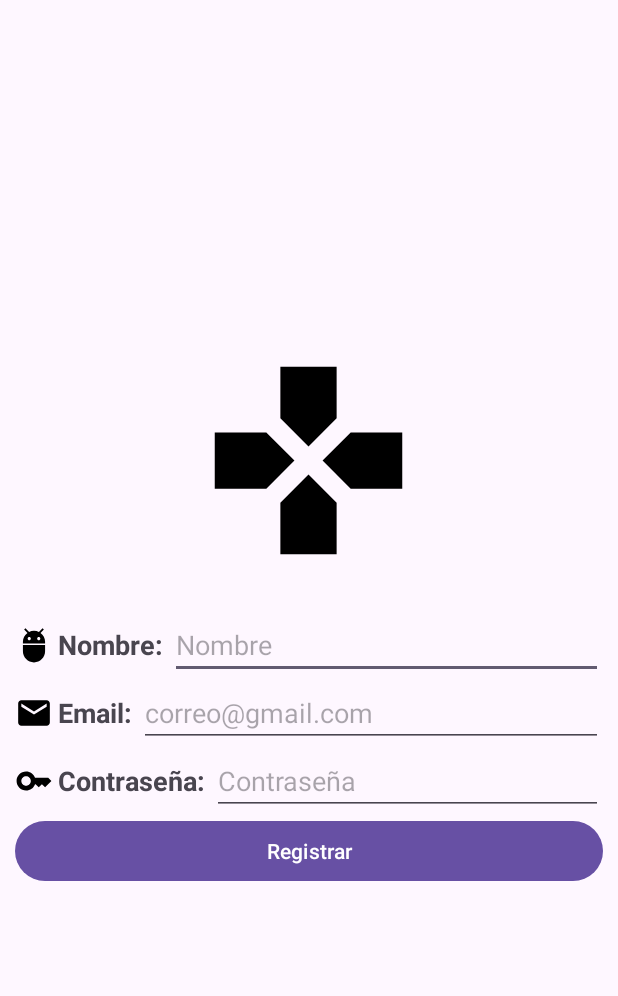
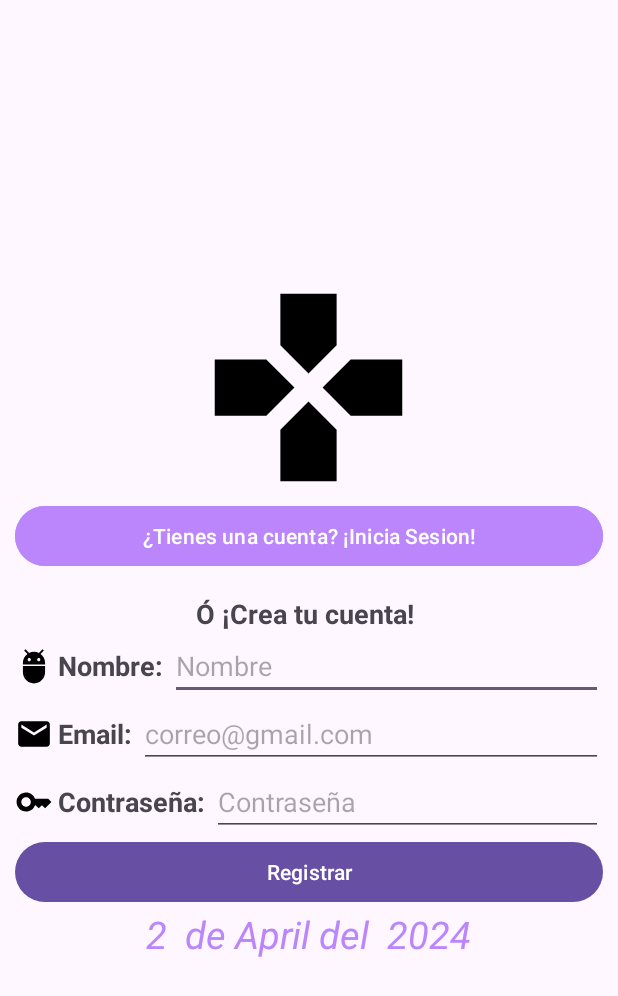
Before and after one commit to AdairPonceuwu/Mobile-Applications-Project, an Android app: the screen it shows after launch (LoginActivity before the commit, RegisterActivity after it), on a phone screen of 412 x 824 dp. Shown: the top 996 px of the screen. Run offline under Robolectric (Android 15) with nearby library versions, the phone set to English and light mode, and no system bars; our stand-ins replace Firebase (no records; nobody signed in at launch, a user with empty details on screens opened directly).

Commit message:
Puliendo login y sign

```diff
--- /dev/null
+++ b/app/src/main/java/com/example/mobile_applications_project/RegisterActivity.java
@@ -0,0 +1,166 @@
+package com.example.mobile_applications_project;
+
+import android.app.ProgressDialog;
+import android.content.Intent;
+import android.os.Bundle;
+import android.util.Patterns;
+import android.view.View;
+import android.widget.Button;
+import android.widget.EditText;
+import android.widget.TextView;
+import android.widget.Toast;
+
+import androidx.activity.EdgeToEdge;
+import androidx.annotation.NonNull;
+import androidx.appcompat.app.AppCompatActivity;
+import androidx.core.graphics.Insets;
+import androidx.core.view.ViewCompat;
+import androidx.core.view.WindowInsetsCompat;
+
+import com.google.android.gms.tasks.OnCompleteListener;
+import com.google.android.gms.tasks.OnFailureListener;
+import com.google.android.gms.tasks.Task;
+import com.google.firebase.auth.AuthResult;
+import com.google.firebase.auth.FirebaseAuth;
+import com.google.firebase.auth.FirebaseUser;
+import com.google.firebase.database.DatabaseReference;
+import com.google.firebase.database.FirebaseDatabase;
+
+import java.text.SimpleDateFormat;
+import java.util.Date;
+import java.util.HashMap;
+
+public class RegisterActivity extends AppCompatActivity {
+    //Registro
+    EditText mTextName;
+    EditText mTextEmail;
+    EditText mTextPassword;
+
+    TextView mTextFecha;
+
+    Button mButtonLogin;
+
+    Button mButtonRegister;
+    //Registro
+
+    //Firebase
+    FirebaseAuth mAuth;
+    FirebaseDatabase mDatabase;
+
+    ProgressDialog mProgress;
+
+    @Override
+    protected void onCreate(Bundle savedInstanceState) {
+        super.onCreate(savedInstanceState);
+        EdgeToEdge.enable(this);
+        setContentView(R.layout.activity_register);
+        ViewCompat.setOnApplyWindowInsetsListener(findViewById(R.id.main), (v, insets) -> {
+            Insets systemBars = insets.getInsets(WindowInsetsCompat.Type.systemBars());
+            v.setPadding(systemBars.left, systemBars.top, systemBars.right, systemBars.bottom);
+            return insets;
+        });
+
+        //Registro
+        mTextName = findViewById(R.id.textName);
+        mTextEmail = findViewById(R.id.textEmail);
+        mTextPassword = findViewById(R.id.textPassword);
+
+        mTextFecha = findViewById(R.id.textFecha);
+
+        mButtonLogin = findViewById(R.id.btnLogin);
+        mButtonRegister = findViewById(R.id.btnRegister);
+
+        //Registro
+
+        mAuth = FirebaseAuth.getInstance();
+        mDatabase = FirebaseDatabase.getInstance();
+
+
+        Date mDate = new Date();
+        SimpleDateFormat mFecha = new SimpleDateFormat("d ' de 'MMMM' del ' yyyy");
+        final String StringFecha = mFecha.format(mDate);
+        mTextFecha.setText(StringFecha);
+
+        mButtonLogin.setOnClickListener(new View.OnClickListener() {
+            @Override
+            public void onClick(View v) {
+                Intent intent = new Intent(RegisterActivity.this, LoginActivity.class);
+                startActivity(intent);
+            }
+        });
+
+
+
+        mButtonRegister.setOnClickListener(new View.OnClickListener() {
+            @Override
+            public void onClick(View v) {
+                String name = mTextName.getText().toString();
+                String email = mTextEmail.getText().toString();
+                String pass = mTextPassword.getText().toString();
+                String fecha = mTextFecha.getText().toString();
+                //Validar el correo electronico
+                if(!Patterns.EMAIL_ADDRESS.matcher(email).matches()){
+                    mTextEmail.setError("Correo Invalido");
+                    mTextEmail.setFocusable(true);
+                    //Validar la contraseña
+                }else if(mTextPassword.length()>6){
+                    mTextPassword.setError("Su contraseña debe de tener al menos 6 caracteres");
+                    mTextEmail.setFocusable(true);
+                } else{
+                    RegistrarJugador(email,pass);
+                }
+
+
+            }
+        });
+        mProgress = new ProgressDialog(RegisterActivity.this);
+        mProgress.setMessage("Registrando, porfavor espere un momento");
+        mProgress.setCancelable(false);
+    }
+
+    private void RegistrarJugador(String email, String pass) {
+        mProgress.show();
+        mAuth.createUserWithEmailAndPassword(email, pass).addOnCompleteListener(new OnCompleteListener<AuthResult>() {
+                    @Override
+                    public void onComplete(@NonNull Task<AuthResult> task) {
+                        if(task.isSuccessful()){
+                            mProgress.dismiss();
+                            FirebaseUser mUser = mAuth.getCurrentUser();
+                            int contador = 0;
+                            assert mUser != null;
+                            String uidString = mUser.getUid();
+                            String nombre = mTextName.getText().toString();
+                            String correo = mTextEmail.getText().toString();
+                            String fechaRegistro = mTextFecha.getText().toString();
+                            String contrasena = mTextPassword.getText().toString();
+
+
+                            HashMap<Object, Object> DatosJugador = new HashMap<>();
+                            DatosJugador.put("Uid", uidString);
+                            DatosJugador.put("Nombre", nombre);
+                            DatosJugador.put("Email", correo);
+                            DatosJugador.put("Fecha Registro", fechaRegistro);
+                            DatosJugador.put("Contraseña", contrasena);
+
+                            FirebaseDatabase mDatabase = FirebaseDatabase.getInstance();
+                            DatabaseReference mReference = mDatabase.getReference("Datos de mi juego");
+                            mReference.child(uidString).setValue(DatosJugador);
+                            startActivity(new Intent(RegisterActivity.this, MainActivity.class));
+                            Toast.makeText(RegisterActivity.this, "Success Register", Toast.LENGTH_SHORT).show();
+                            finish();
+                        }else{
+                            mProgress.dismiss();
+                            Toast.makeText(RegisterActivity.this, "Deny Register", Toast.LENGTH_SHORT).show();
+                        }
+                    }
+                })
+                //Falla el registro de usuario
+                .addOnFailureListener(new OnFailureListener() {
+                    @Override
+                    public void onFailure(@NonNull Exception e) {
+                        Toast.makeText(RegisterActivity.this, " "+e.getMessage(),Toast.LENGTH_SHORT).show();
+                    }
+                });
+
+    }
+}
--- /dev/null
+++ b/app/src/main/res/drawable/ic_login.xml
@@ -0,0 +1,5 @@
+<vector xmlns:android="http://schemas.android.com/apk/res/android" android:autoMirrored="true" android:height="24dp" android:tint="#000000" android:viewportHeight="24" android:viewportWidth="24" android:width="24dp">
+
+    <path android:fillColor="@android:color/white" android:pathData="M11,7L9.6,8.4l2.6,2.6H2v2h10.2l-2.6,2.6L11,17l5,-5L11,7zM20,19h-8v2h8c1.1,0 2,-0.9 2,-2V5c0,-1.1 -0.9,-2 -2,-2h-8v2h8V19z"/>
+
+</vector>
--- a/app/src/main/res/layout/activity_login.xml
+++ b/app/src/main/res/layout/activity_login.xml
@@ -12,109 +12,86 @@
         android:layout_height="match_parent"
         android:layout_margin="10dp"
         android:gravity="center"
-        android:orientation="vertical" >
+        android:orientation="vertical">
 
         <ImageView
             android:layout_width="150dp"
             android:layout_height="150dp"
-            android:src="@drawable/ic_game"
-            android:layout_marginBottom="25sp"/>
+            android:src="@drawable/ic_login" />
+
+        <TextView
+            android:layout_width="wrap_content"
+            android:layout_height="wrap_content"
+            android:text="¡Inicia Sesión! "
+            android:textSize="18sp"
+            android:textStyle="bold" />
 
         <LinearLayout
             android:layout_width="match_parent"
             android:layout_height="wrap_content"
-            android:orientation="horizontal" >
+            android:orientation="horizontal">
 
             <ImageView
                 android:layout_width="25dp"
                 android:layout_height="25dp"
                 android:layout_marginTop="10dp"
                 android:layout_marginRight="3dp"
-                android:src="@drawable/ic_person"/>
+                android:src="@drawable/ic_email" />
 
             <TextView
                 android:layout_width="wrap_content"
                 android:layout_height="wrap_content"
-                android:text="Nombre: "
-                android:textStyle="bold"
-                android:textSize="18sp" />
+                android:text="Email: "
+                android:textSize="18sp"
+                android:textStyle="bold" />
 
             <EditText
-                android:id="@+id/textName"
+                android:id="@+id/loginEmail"
                 android:layout_width="match_parent"
                 android:layout_height="wrap_content"
-                android:hint="Nombre"
-                android:inputType="text"
-                />
-
+                android:hint="correo@gmail.com"
+                android:inputType="textEmailAddress" />
 
         </LinearLayout>
 
         <LinearLayout
             android:layout_width="match_parent"
             android:layout_height="wrap_content"
-            android:orientation="horizontal" >
+            android:orientation="horizontal">
 
             <ImageView
                 android:layout_width="25dp"
                 android:layout_height="25dp"
                 android:layout_marginTop="10dp"
                 android:layout_marginRight="3dp"
-                android:src="@drawable/ic_email"/>
-
-            <TextView
-                android:layout_width="wrap_content"
-                android:layout_height="wrap_content"
-                android:text="Email: "
-                android:textStyle="bold"
-                android:textSize="18sp" />
-
-            <EditText
-                android:id="@+id/textEmail"
-                android:layout_width="match_parent"
-                android:layout_height="wrap_content"
-                android:hint="correo@gmail.com"
-                android:inputType="textEmailAddress"
-                />
-
-        </LinearLayout>
-
-        <LinearLayout
-            android:layout_width="match_parent"
-            android:layout_height="wrap_content"
-            android:orientation="horizontal" >
-
-            <ImageView
-                android:layout_width="25dp"
-                android:layout_height="25dp"
-                android:layout_marginTop="10dp"
-                android:layout_marginRight="3dp"
-                android:src="@drawable/ic_password"/>
+                android:src="@drawable/ic_password" />
 
             <TextView
                 android:layout_width="wrap_content"
                 android:layout_height="wrap_content"
                 android:text="Contraseña: "
-                android:textStyle="bold"
-                android:textSize="18sp" />
+                android:textSize="18sp"
+                android:textStyle="bold" />
 
             <EditText
-                android:id="@+id/textPassword"
+                android:id="@+id/loginPassword"
                 android:layout_width="match_parent"
                 android:layout_height="wrap_content"
                 android:hint="Contraseña"
-                android:inputType="textPassword"/>
+                android:inputType="textPassword" />
 
 
         </LinearLayout>
 
         <Button
-            android:id="@+id/btnRegister"
+            android:id="@+id/btnLoginGame"
             android:layout_width="match_parent"
             android:layout_height="wrap_content"
-            android:text="Registrar"
-            android:textColor="@color/white"/>
+            android:text="Iniciar Sesión"
+            android:textColor="@color/white" />
+
 
     </LinearLayout>
 
+
 </androidx.coordinatorlayout.widget.CoordinatorLayout>
--- /dev/null
+++ b/app/src/main/res/layout/activity_register.xml
@@ -0,0 +1,146 @@
+<?xml version="1.0" encoding="utf-8"?>
+<androidx.coordinatorlayout.widget.CoordinatorLayout xmlns:android="http://schemas.android.com/apk/res/android"
+    xmlns:app="http://schemas.android.com/apk/res-auto"
+    xmlns:tools="http://schemas.android.com/tools"
+    android:id="@+id/main"
+    android:layout_width="match_parent"
+    android:layout_height="match_parent"
+    tools:context=".RegisterActivity">
+
+
+    <LinearLayout
+        android:layout_width="match_parent"
+        android:layout_height="match_parent"
+        android:layout_margin="10dp"
+        android:gravity="center"
+        android:orientation="vertical" >
+
+        <ImageView
+            android:layout_width="150dp"
+            android:layout_height="150dp"
+            android:src="@drawable/ic_game"
+            />
+
+        <Button
+            android:id="@+id/btnLogin"
+            android:layout_width="match_parent"
+            android:layout_height="wrap_content"
+            android:text="¿Tienes una cuenta? ¡Inicia Sesion!"
+            android:textColor="@color/white"
+            android:backgroundTint="@color/purple_200"/>
+
+        <TextView
+            android:layout_width="wrap_content"
+            android:layout_height="wrap_content"
+            android:layout_marginTop="15dp"
+            android:text="Ó ¡Crea tu cuenta! "
+            android:textSize="18sp"
+            android:textStyle="bold" />
+
+        <LinearLayout
+            android:layout_width="match_parent"
+            android:layout_height="wrap_content"
+            android:orientation="horizontal" >
+
+            <ImageView
+                android:layout_width="25dp"
+                android:layout_height="25dp"
+                android:layout_marginTop="10dp"
+                android:layout_marginRight="3dp"
+                android:src="@drawable/ic_person"/>
+
+            <TextView
+                android:layout_width="wrap_content"
+                android:layout_height="wrap_content"
+                android:text="Nombre: "
+                android:textStyle="bold"
+                android:textSize="18sp" />
+
+            <EditText
+                android:id="@+id/textName"
+                android:layout_width="match_parent"
+                android:layout_height="wrap_content"
+                android:hint="Nombre"
+                android:inputType="text"
+                />
+
+
+        </LinearLayout>
+
+        <LinearLayout
+            android:layout_width="match_parent"
+            android:layout_height="wrap_content"
+            android:orientation="horizontal" >
+
+            <ImageView
+                android:layout_width="25dp"
+                android:layout_height="25dp"
+                android:layout_marginTop="10dp"
+                android:layout_marginRight="3dp"
+                android:src="@drawable/ic_email"/>
+
+            <TextView
+                android:layout_width="wrap_content"
+                android:layout_height="wrap_content"
+                android:text="Email: "
+                android:textStyle="bold"
+                android:textSize="18sp" />
+
+            <EditText
+                android:id="@+id/textEmail"
+                android:layout_width="match_parent"
+                android:layout_height="wrap_content"
+                android:hint="correo@gmail.com"
+                android:inputType="textEmailAddress"
+                />
+
+        </LinearLayout>
+
+        <LinearLayout
+            android:layout_width="match_parent"
+            android:layout_height="wrap_content"
+            android:orientation="horizontal" >
+
+            <ImageView
+                android:layout_width="25dp"
+                android:layout_height="25dp"
+                android:layout_marginTop="10dp"
+                android:layout_marginRight="3dp"
+                android:src="@drawable/ic_password"/>
+
+            <TextView
+                android:layout_width="wrap_content"
+                android:layout_height="wrap_content"
+                android:text="Contraseña: "
+                android:textStyle="bold"
+                android:textSize="18sp" />
+
+            <EditText
+                android:id="@+id/textPassword"
+                android:layout_width="match_parent"
+                android:layout_height="wrap_content"
+                android:hint="Contraseña"
+                android:inputType="textPassword"/>
+
+
+        </LinearLayout>
+
+        <Button
+            android:id="@+id/btnRegister"
+            android:layout_width="match_parent"
+            android:layout_height="wrap_content"
+            android:text="Registrar"
+            android:textColor="@color/white"/>
+
+        <TextView
+            android:id="@+id/textFecha"
+            android:layout_width="wrap_content"
+            android:layout_height="wrap_content"
+            android:text="Fecha de registro"
+            android:textSize="25sp"
+            android:textColor="@color/purple_200"
+            android:textStyle="italic"/>
+
+    </LinearLayout>
+
+</androidx.coordinatorlayout.widget.CoordinatorLayout>
--- a/app/src/main/res/values/strings.xml
+++ b/app/src/main/res/values/strings.xml
@@ -1,3 +1,4 @@
 <resources>
     <string name="app_name">Mobile-Applications-Project</string>
+    <string name="title_activity_main2">MainActivity2</string>
 </resources>
--- a/build.gradle.kts
+++ b/build.gradle.kts
@@ -2,4 +2,5 @@
 plugins {
     id("com.google.gms.google-services") version "4.4.1" apply false
     alias(libs.plugins.androidApplication) apply false
+    alias(libs.plugins.jetbrainsKotlinAndroid) apply false
 }
```
Also changed, not shown: app/build.gradle.kts (+29 -0 lines), app/src/main/AndroidManifest.xml (+8 -5 lines), app/src/main/java/com/example/mobile_applications_project/LoginActivity.java (+32 -53 lines), gradle/libs.versions.toml (+15 -0 lines).
